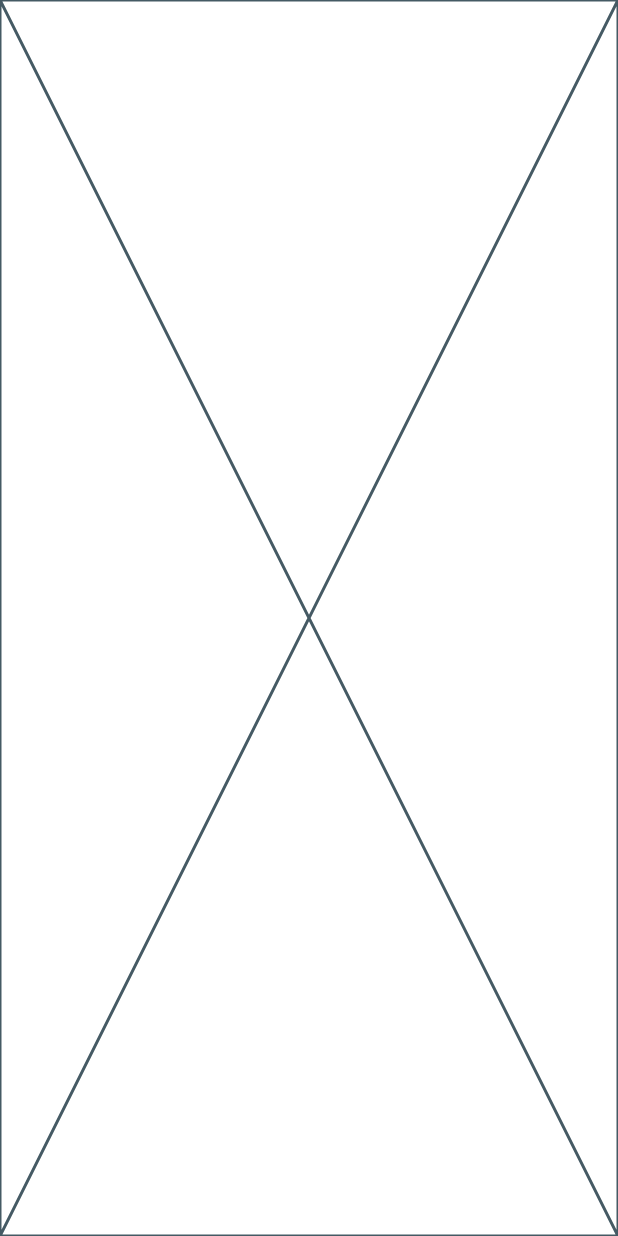
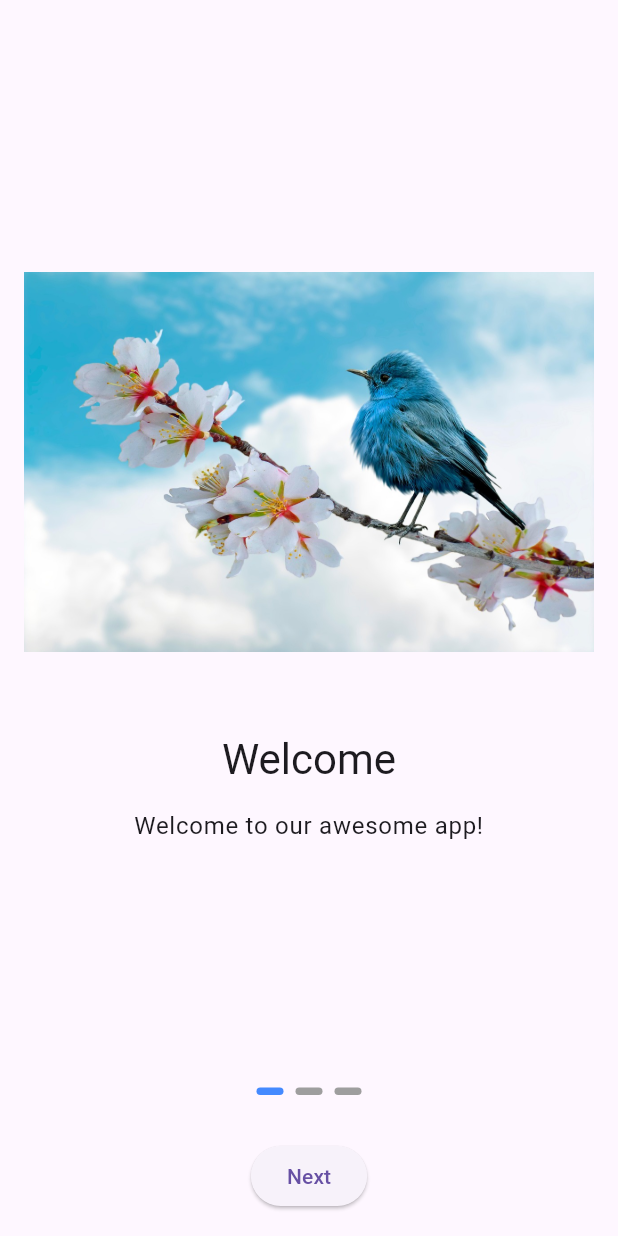
Before and after one commit to mohankumaronly/Onboarding-Screens-in-the-flutter, a Flutter app: the screen it shows after launch, on a phone screen of 412 x 824 dp. Run offline on Flutter 3.47's test engine with Material 3 defaults, Android fonts, the phone set to English and light mode, and no system bars; drawn by our look-alikes of smooth_page_indicator; our stand-ins replace shared_preferences.

Commit message:
onboarding is completed

```diff
--- /dev/null
+++ b/devtools_options.yaml
@@ -0,0 +1,3 @@
+description: This file stores settings for Dart & Flutter DevTools.
+documentation: https://docs.flutter.dev/tools/devtools/extensions#configure-extension-enablement-states
+extensions:
--- /dev/null
+++ b/lib/Screens/Home_screen.dart
@@ -0,0 +1,17 @@
+import 'package:flutter/material.dart';
+
+class HomeScreen extends StatelessWidget {
+  const HomeScreen({super.key});
+
+  @override
+  Widget build(BuildContext context) {
+    return Scaffold(
+      body: Center(
+        child: Text('Hello world', style: TextStyle(
+          fontWeight: FontWeight.bold,
+          fontSize: 25,
+        ),),
+      ),
+    );
+  }
+}
--- a/lib/main.dart
+++ b/lib/main.dart
@@ -1,4 +1,7 @@
 import 'package:flutter/material.dart';
+import 'package:onbording_screens/screens/Home_screen.dart';
+import 'package:onbording_screens/onboarding/screen/onboarding_screen.dart';
+import 'package:onbording_screens/onboarding/services/shared_pref_service.dart';
 
 void main() {
   runApp(const MyApp());
@@ -7,15 +10,28 @@ void main() {
 class MyApp extends StatelessWidget {
   const MyApp({super.key});
 
-  // This widget is the root of your application.
+  Future<bool> _checkFirstTime() async {
+    return await SharedPrefService.isFirstTimeUser();
+  }
+
   @override
   Widget build(BuildContext context) {
-    return MaterialApp(
-      title: 'Flutter Onboarding screens',
-      theme: ThemeData(
-        colorScheme: ColorScheme.fromSeed(seedColor: Colors.deepPurple),
-      ),
-      home: Placeholder(),
+    return FutureBuilder<bool>(
+      future: _checkFirstTime(),
+      builder: (context, snapshot) {
+        if (snapshot.connectionState != ConnectionState.done) {
+          return const MaterialApp(
+            home: Scaffold(body: Center(child: CircularProgressIndicator())),
+          );
+        }
+
+        final bool isFirstTime = snapshot.data ?? true;
+
+        return MaterialApp(
+          debugShowCheckedModeBanner: false,
+          home: isFirstTime ? const OnboardingScreen() : const HomeScreen(),
+        );
+      },
     );
   }
 }
--- a/lib/onboarding/data/onboarding_data.dart
+++ b/lib/onboarding/data/onboarding_data.dart
@@ -0,0 +1,19 @@
+import 'package:onbording_screens/onboarding/models/onboarding_model.dart';
+
+List<OnboardingModel> onboardingPages = [
+  OnboardingModel(
+    image: 'assets/images/sample1.jpg',
+    title: 'Welcome',
+    description: 'Welcome to our awesome app!',
+  ),
+  OnboardingModel(
+    image: 'assets/images/sample1.jpg',
+    title: 'Discover',
+    description: 'Explore features to boost productivity.',
+  ),
+  OnboardingModel(
+    image: 'assets/images/sample1.jpg',
+    title: 'Get Started',
+    description: 'Let’s get started!',
+  ),
+];
--- a/lib/onboarding/models/onboarding_model.dart
+++ b/lib/onboarding/models/onboarding_model.dart
@@ -0,0 +1,11 @@
+class OnboardingModel {
+  final String image;
+  final String title;
+  final String description;
+
+  OnboardingModel({
+    required this.image,
+    required this.title,
+    required this.description,
+  });
+}
--- a/lib/onboarding/screen/onboarding_screen.dart
+++ b/lib/onboarding/screen/onboarding_screen.dart
@@ -0,0 +1,91 @@
+import 'package:flutter/material.dart';
+import 'package:onbording_screens/onboarding/services/shared_pref_service.dart';
+import 'package:onbording_screens/screens/Home_screen.dart';
+import 'package:onbording_screens/onboarding/data/onboarding_data.dart';
+import 'package:onbording_screens/onboarding/widgets/next_button.dart';
+import 'package:onbording_screens/onboarding/widgets/onboarding_page.dart';
+import 'package:smooth_page_indicator/smooth_page_indicator.dart';
+
+class OnboardingScreen extends StatefulWidget {
+  const OnboardingScreen({super.key});
+
+  @override
+  State<OnboardingScreen> createState() => _OnboardingScreenState();
+}
+
+class _OnboardingScreenState extends State<OnboardingScreen> {
+  final PageController _controller = PageController();
+  bool isLastPage = false;
+
+  @override
+  void dispose() {
+    _controller.dispose();
+    super.dispose();
+  }
+
+  void _onPageChanged(int index) {
+    setState(() {
+      isLastPage = index == onboardingPages.length - 1;
+    });
+  }
+
+ void _onNextPressed() async {
+  if (isLastPage) {
+    await SharedPrefService.setOnboardingSeen();
+    Navigator.pushReplacement(
+      context,
+      MaterialPageRoute(builder: (_) => const HomeScreen()),
+    );
+  } else {
+    _controller.nextPage(
+      duration: const Duration(milliseconds: 300),
+      curve: Curves.easeInOut,
+    );
+  }
+}
+
+
+  @override
+  Widget build(BuildContext context) {
+    return Scaffold(
+      body: SafeArea(
+        child: Padding(
+          padding: const EdgeInsets.all(16.0),
+          child: Column(
+            children: [
+              Expanded(
+                child: PageView.builder(
+                  controller: _controller,
+                  itemCount: onboardingPages.length,
+                  onPageChanged: _onPageChanged,
+                  itemBuilder: (context, index) {
+                    return OnboardingPage(model: onboardingPages[index]);
+                  },
+                ),
+              ),
+
+              const SizedBox(height: 20),
+
+              SmoothPageIndicator(
+                controller: _controller,
+                count: onboardingPages.length,
+                effect: const WormEffect(
+                  dotHeight: 5,
+                  dotWidth: 18,
+                  activeDotColor: Colors.blueAccent,
+                ),
+              ),
+
+              const SizedBox(height: 30),
+
+              NextButton(
+                onPressed: _onNextPressed,
+                isLastPage: isLastPage,
+              ),
+            ],
+          ),
+        ),
+      ),
+    );
+  }
+}
--- /dev/null
+++ b/lib/onboarding/services/shared_pref_service.dart
@@ -0,0 +1,17 @@
+import 'package:shared_preferences/shared_preferences.dart';
+
+class SharedPrefService {
+  static const String _keyFirstTime = 'isFirstTime';
+
+  // Save onboarding seen status
+  static Future<void> setOnboardingSeen() async {
+    final prefs = await SharedPreferences.getInstance();
+    await prefs.setBool(_keyFirstTime, false);
+  }
+
+  // Check if user is opening app first time
+  static Future<bool> isFirstTimeUser() async {
+    final prefs = await SharedPreferences.getInstance();
+    return prefs.getBool(_keyFirstTime) ?? true;
+  }
+}
--- a/lib/onboarding/widgets/next_button.dart
+++ b/lib/onboarding/widgets/next_button.dart
@@ -0,0 +1,20 @@
+import 'package:flutter/material.dart';
+
+class NextButton extends StatelessWidget {
+  final VoidCallback onPressed;
+  final bool isLastPage;
+
+  const NextButton({
+    super.key,
+    required this.onPressed,
+    required this.isLastPage,
+  });
+
+  @override
+  Widget build(BuildContext context) {
+    return ElevatedButton(
+      onPressed: onPressed,
+      child: Text(isLastPage ? 'Get Started' : 'Next'),
+    );
+  }
+}
--- /dev/null
+++ b/lib/onboarding/widgets/onboarding_page.dart
@@ -0,0 +1,29 @@
+import 'package:flutter/material.dart';
+import 'package:onbording_screens/onboarding/models/onboarding_model.dart';
+
+class OnboardingPage extends StatelessWidget {
+  final OnboardingModel model;
+
+  const OnboardingPage({super.key, required this.model});
+
+  @override
+  Widget build(BuildContext context) {
+    return Column(
+      mainAxisAlignment: MainAxisAlignment.center,
+      children: [
+        Image.asset(model.image, height: 300),
+        const SizedBox(height: 30),
+        Text(model.title, style: Theme.of(context).textTheme.headlineMedium),
+        const SizedBox(height: 15),
+        Padding(
+          padding: const EdgeInsets.symmetric(horizontal: 30.0),
+          child: Text(
+            model.description,
+            textAlign: TextAlign.center,
+            style: Theme.of(context).textTheme.bodyLarge,
+          ),
+        ),
+      ],
+    );
+  }
+}
--- a/pubspec.yaml
+++ b/pubspec.yaml
@@ -35,6 +35,7 @@ dependencies:
   # Use with the CupertinoIcons class for iOS style icons.
   cupertino_icons: ^1.0.8
   smooth_page_indicator: ^1.2.1
+  shared_preferences: ^2.5.3
 
 dev_dependencies:
   flutter_test:
```
Also changed, not shown: lib/onboarding/widgets/onbording_page.dart (deleted), pubspec.lock, 1 other file.
